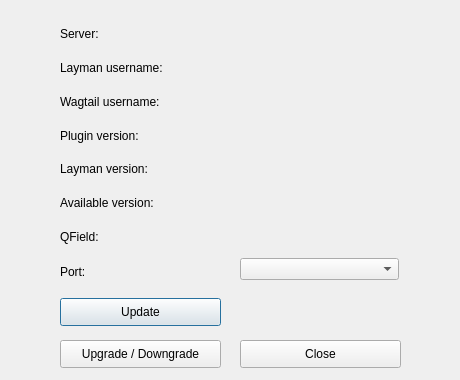
First picture: the form in dlg_userInfo.ui, repository LESPROJEKT/qgis-layman-plugin, before the edit.
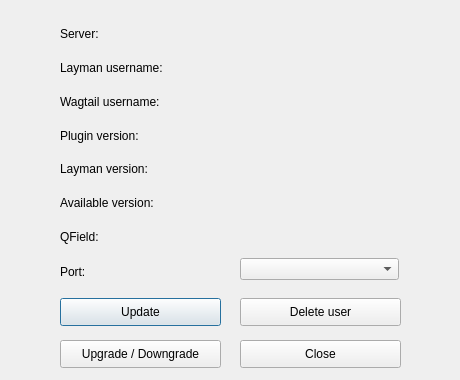
Second picture: the form after the edit. Icons and pictures are not drawn.

```diff
--- a/dlg_userInfo.ui
+++ b/dlg_userInfo.ui
@@ -216,6 +216,19 @@
     <string>Upgrade / Downgrade</string>
    </property>
   </widget>
+  <widget class="QPushButton" name="pushButton_delete_user">
+   <property name="geometry">
+    <rect>
+     <x>240</x>
+     <y>298</y>
+     <width>161</width>
+     <height>28</height>
+    </rect>
+   </property>
+   <property name="text">
+    <string>Delete user</string>
+   </property>
+  </widget>
  </widget>
  <resources/>
  <connections/>
```
